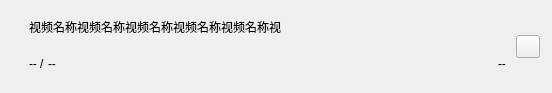
Qt form resources/uis/downloading-item.ui (xroah/bilibili-downloader) before a commit.
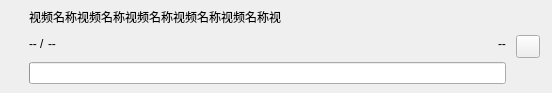
The same form after that commit.

Patch:
```diff
--- a/resources/uis/downloading-item.ui
+++ b/resources/uis/downloading-item.ui
@@ -143,6 +143,22 @@
          </item>
         </layout>
        </item>
+       <item>
+        <widget class="QProgressBar" name="progressBar">
+         <property name="enabled">
+          <bool>true</bool>
+         </property>
+         <property name="value">
+          <number>0</number>
+         </property>
+         <property name="textVisible">
+          <bool>false</bool>
+         </property>
+         <property name="class" stdset="0">
+          <string>progress-bar</string>
+         </property>
+        </widget>
+       </item>
       </layout>
      </item>
      <item>
```
Left out of the diff: 5 changed lines with no effect on the pictures.
